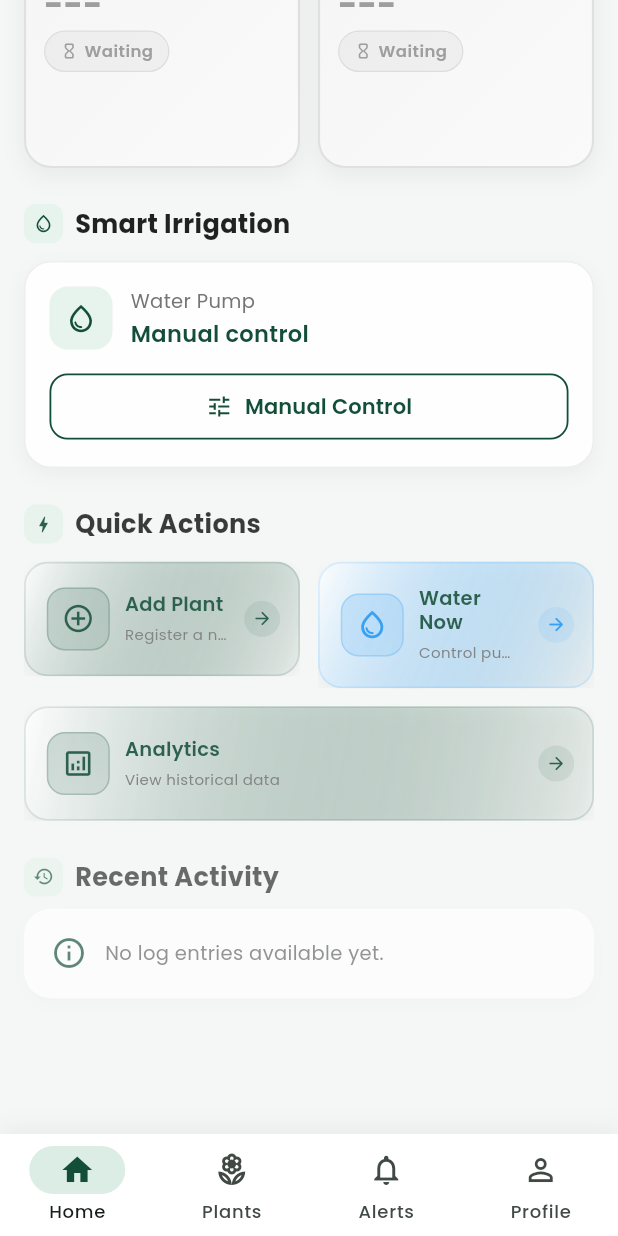
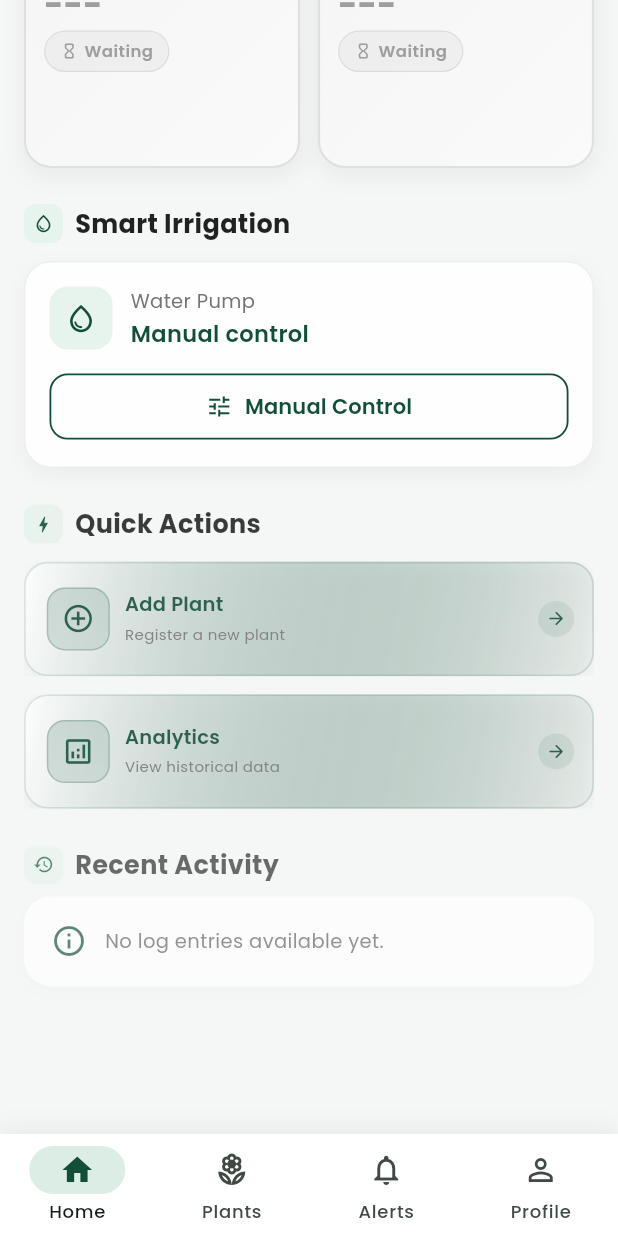
Before and after one commit to Nasir-Ali911/smart-plant-care-system, a Flutter app: the DashboardScreen screen opened by its route, scrolled down 907 dp, on a phone screen of 412 x 824 dp. Run offline on Flutter 3.47's test engine with Material 3 defaults, Android fonts, the light colour scheme and no system bars; our stand-ins replace cloud_firestore, firebase_auth, firebase_core, firebase_database, firebase_messaging, fl_chart and 6 more; accounts and stored records are empty; network calls fail; statements that could not run were skipped.

Commit message:
Fix navigation and improve settings UI

```diff
--- a/lib/main.dart
+++ b/lib/main.dart
@@ -34,7 +34,7 @@ class MyApp extends StatelessWidget {
       builder: (context, _) {
         return MaterialApp.router(
           title: 'Smart Plant Care',
-          themeMode: AppSettings.instance.themeMode,
+          themeMode: ThemeMode.light,
           theme: ThemeData(
             brightness: Brightness.light,
             colorScheme: ColorScheme.fromSeed(
--- a/lib/screens/dashboard/dashboard_screen.dart
+++ b/lib/screens/dashboard/dashboard_screen.dart
@@ -2470,48 +2470,25 @@ class _DashboardScreenState extends State<DashboardScreen> {
 
         const SizedBox(height: 12),
 
-        LayoutBuilder(
-          builder: (context, constraints) {
-            final double spacing = 12;
-            final double cardWidth = (constraints.maxWidth - spacing) / 2;
-
-            return Wrap(
-              spacing: spacing,
-              runSpacing: spacing,
-              children: [
-                SizedBox(
-                  width: cardWidth,
-                  child: QuickActionCard(
+        Column(
+          crossAxisAlignment: CrossAxisAlignment.stretch,
+          children: [
+            QuickActionCard(
               title: 'Add Plant',
               subtitle: 'Register a new plant',
               icon: Icons.add_circle_outline,
               iconColor: _kPrimary,
               onTap: _openAddPlant,
             ),
-                ),
-                SizedBox(
-                  width: cardWidth,
-                  child: QuickActionCard(
-                    title: 'Water Now',
-                    subtitle: 'Control pump manually',
-                    icon: Icons.water_drop_outlined,
-                    iconColor: Colors.blue,
-                    onTap: _showWateringDialog,
-                  ),
-                ),
-                SizedBox(
-                  width: constraints.maxWidth,
-                  child: QuickActionCard(
+            const SizedBox(height: 12),
+            QuickActionCard(
               title: 'Analytics',
               subtitle: 'View historical data',
               icon: Icons.analytics_outlined,
               iconColor: _kPrimary,
               onTap: _openAnalytics,
             ),
-                ),
-              ],
-            );
-          },
+          ],
         ),
       ],
     );
@@ -2720,10 +2697,24 @@ class _DashboardScreenState extends State<DashboardScreen> {
       return const PlantsScreen();
 
     case 2:
-        return const NotificationsScreen();
+      return NotificationsScreen(
+        onBack: () {
+          if (!mounted) return;
+          setState(() => _currentIndex = 0);
+        },
+      );
 
     case 3:
-        return const ProfileScreen();
+      return ProfileScreen(
+        onBack: () {
+          if (!mounted) return;
+          setState(() => _currentIndex = 0);
+        },
+        onMyPlantsTap: () {
+          if (!mounted) return;
+          setState(() => _currentIndex = 1);
+        },
+      );
 
     default:
       return _buildHomeScreen();
```
Also changed, not shown: lib/screens/notifications/notifications_screen.dart (+9 -0 lines), lib/screens/profile/profile_screen.dart (+26 -10 lines), lib/screens/settings/settings_screen.dart (+0 -68 lines). Lines whose indentation alone changed are shown as unchanged.
